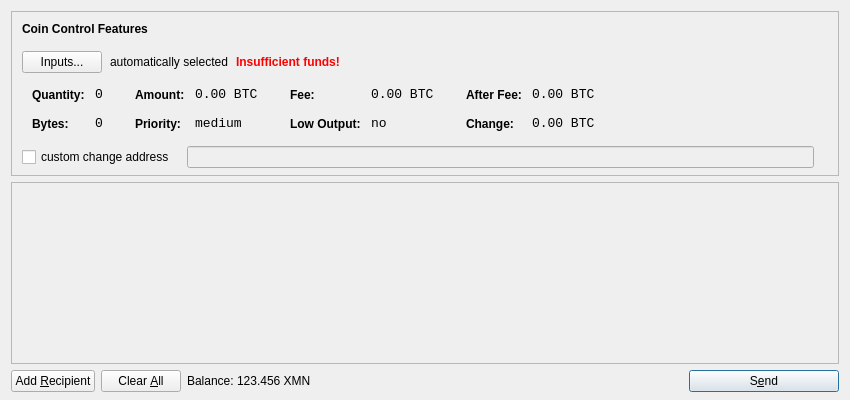
Old version of the form src/qt/forms/sendcoinsdialog.ui in the repository noirofficial/noir.
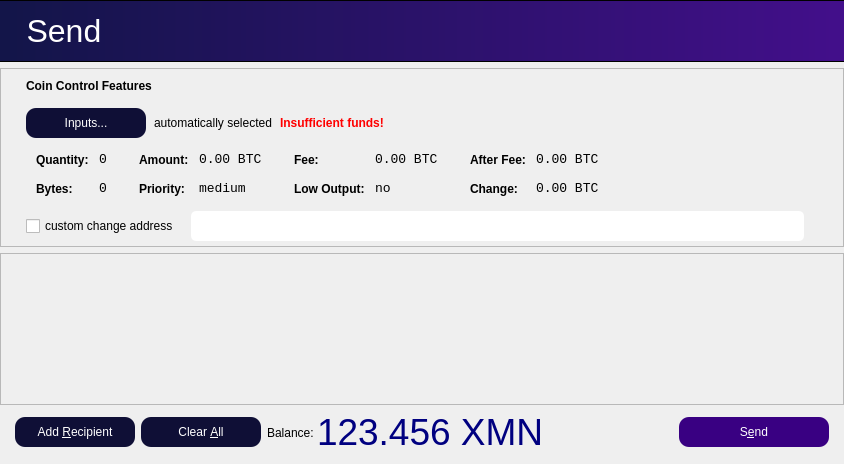
New version of the form. Icons and pictures are not drawn.

```diff
--- a/src/qt/forms/sendcoinsdialog.ui
+++ b/src/qt/forms/sendcoinsdialog.ui
@@ -6,17 +6,130 @@
    <rect>
     <x>0</x>
     <y>0</y>
-    <width>850</width>
-    <height>400</height>
+    <width>844</width>
+    <height>464</height>
    </rect>
   </property>
   <property name="windowTitle">
    <string>Send Coins</string>
   </property>
-  <layout class="QVBoxLayout" name="verticalLayout" stretch="0,1,0">
+  <layout class="QVBoxLayout" name="verticalLayout" stretch="0,0,1,0">
+   <property name="leftMargin">
+    <number>0</number>
+   </property>
+   <property name="topMargin">
+    <number>0</number>
+   </property>
+   <property name="rightMargin">
+    <number>0</number>
+   </property>
    <property name="bottomMargin">
-    <number>8</number>
+    <number>10</number>
    </property>
+   <item>
+    <layout class="QVBoxLayout" name="verticalLayout_3">
+     <property name="leftMargin">
+      <number>0</number>
+     </property>
+     <property name="rightMargin">
+      <number>0</number>
+     </property>
+     <item>
+      <layout class="QHBoxLayout" name="horizontalLayout_3">
+       <property name="leftMargin">
+        <number>0</number>
+       </property>
+       <property name="rightMargin">
+        <number>0</number>
+       </property>
+       <item>
+        <widget class="QFrame" name="frame">
+         <property name="minimumSize">
+          <size>
+           <width>0</width>
+           <height>62</height>
+          </size>
+         </property>
+         <property name="frameShape">
+          <enum>QFrame::StyledPanel</enum>
+         </property>
+         <property name="frameShadow">
+          <enum>QFrame::Raised</enum>
+         </property>
+         <widget class="QFrame" name="frame_3">
+          <property name="geometry">
+           <rect>
+            <x>-9</x>
+            <y>0</y>
+            <width>981</width>
+            <height>62</height>
+           </rect>
+          </property>
+          <property name="sizePolicy">
+           <sizepolicy hsizetype="Expanding" vsizetype="Fixed">
+            <horstretch>11</horstretch>
+            <verstretch>0</verstretch>
+           </sizepolicy>
+          </property>
+          <property name="minimumSize">
+           <size>
+            <width>972</width>
+            <height>62</height>
+           </size>
+          </property>
+          <property name="layoutDirection">
+           <enum>Qt::LeftToRight</enum>
+          </property>
+          <property name="autoFillBackground">
+           <bool>false</bool>
+          </property>
+          <property name="styleSheet">
+           <string notr="true">background: QLinearGradient(x1: 0, y1: 0, x2: 1, y2: 0, stop: 0 #121548, stop: 1 #4a0e95);</string>
+          </property>
+          <property name="frameShape">
+           <enum>QFrame::StyledPanel</enum>
+          </property>
+          <property name="frameShadow">
+           <enum>QFrame::Raised</enum>
+          </property>
+          <widget class="QLabel" name="label_2">
+           <property name="geometry">
+            <rect>
+             <x>0</x>
+             <y>0</y>
+             <width>181</width>
+             <height>62</height>
+            </rect>
+           </property>
+           <property name="sizePolicy">
+            <sizepolicy hsizetype="Maximum" vsizetype="Maximum">
+             <horstretch>100</horstretch>
+             <verstretch>100</verstretch>
+            </sizepolicy>
+           </property>
+           <property name="font">
+            <font>
+             <pointsize>24</pointsize>
+            </font>
+           </property>
+           <property name="autoFillBackground">
+            <bool>false</bool>
+           </property>
+           <property name="styleSheet">
+            <string notr="true">color:white;
+background-color: rgba(255, 255, 255,0);</string>
+           </property>
+           <property name="text">
+            <string>    Send</string>
+           </property>
+          </widget>
+         </widget>
+        </widget>
+       </item>
+      </layout>
+     </item>
+    </layout>
+   </item>
    <item>
     <widget class="QFrame" name="frameCoinControl">
      <property name="sizePolicy">
@@ -42,16 +155,16 @@
        <number>6</number>
       </property>
       <property name="leftMargin">
-       <number>0</number>
+       <number>15</number>
       </property>
       <property name="topMargin">
        <number>0</number>
       </property>
       <property name="rightMargin">
-       <number>0</number>
+       <number>15</number>
       </property>
       <property name="bottomMargin">
-       <number>6</number>
+       <number>4</number>
       </property>
       <item>
        <layout class="QVBoxLayout" name="verticalLayoutCoinControl" stretch="0,0,0,0,1">
@@ -104,7 +217,11 @@
           <item>
            <widget class="QPushButton" name="pushButtonCoinControl">
             <property name="styleSheet">
-             <string notr="true"/>
+             <string notr="true">background-color: rgb(15, 15, 54);
+color: white;
+border-radius:10px;
+height:30px;
+width:120px;</string>
             </property>
             <property name="text">
              <string>Inputs...</string>
@@ -580,6 +697,12 @@
               <verstretch>0</verstretch>
              </sizepolicy>
             </property>
+            <property name="styleSheet">
+             <string notr="true">border-radius:5px;
+border-style:solid;
+height:30px;
+border-color:gray;</string>
+            </property>
            </widget>
           </item>
           <item>
@@ -634,8 +757,8 @@
        <rect>
         <x>0</x>
         <y>0</y>
-        <width>830</width>
-        <height>152</height>
+        <width>842</width>
+        <height>127</height>
        </rect>
       </property>
       <layout class="QVBoxLayout" name="verticalLayout_2">
@@ -677,11 +800,24 @@
    </item>
    <item>
     <layout class="QHBoxLayout" name="horizontalLayout">
+     <property name="leftMargin">
+      <number>15</number>
+     </property>
+     <property name="rightMargin">
+      <number>15</number>
+     </property>
      <item>
       <widget class="QPushButton" name="addButton">
        <property name="toolTip">
         <string>Send to multiple recipients at once</string>
        </property>
+       <property name="styleSheet">
+        <string notr="true">background-color: rgb(15, 15, 54);
+color: white;
+border-radius:10px;
+height:30px;
+width:120px;</string>
+       </property>
        <property name="text">
         <string>Add &amp;Recipient</string>
        </property>
@@ -705,6 +841,13 @@
        <property name="toolTip">
         <string>Remove all transaction fields</string>
        </property>
+       <property name="styleSheet">
+        <string notr="true">background-color: rgb(15, 15, 54);
+color: white;
+border-radius:10px;
+height:30px;
+width:120px;</string>
+       </property>
        <property name="text">
         <string>Clear &amp;All</string>
        </property>
@@ -734,9 +877,17 @@
        </item>
        <item>
         <widget class="QLabel" name="labelBalance">
+         <property name="font">
+          <font>
+           <pointsize>28</pointsize>
+          </font>
+         </property>
          <property name="cursor">
           <cursorShape>IBeamCursor</cursorShape>
          </property>
+         <property name="styleSheet">
+          <string notr="true">color: rgb(0, 0, 128);</string>
+         </property>
          <property name="text">
           <string>123.456 XMN</string>
          </property>
@@ -771,6 +922,13 @@
        <property name="toolTip">
         <string>Confirm the send action</string>
        </property>
+       <property name="styleSheet">
+        <string notr="true">background-color: rgb(57, 0, 130);
+color: white;
+border-radius:10px;
+height:30px;
+width:120px;</string>
+       </property>
        <property name="text">
         <string>S&amp;end</string>
        </property>
```
Left out of the diff: 22 changed lines with no effect on the pictures.
